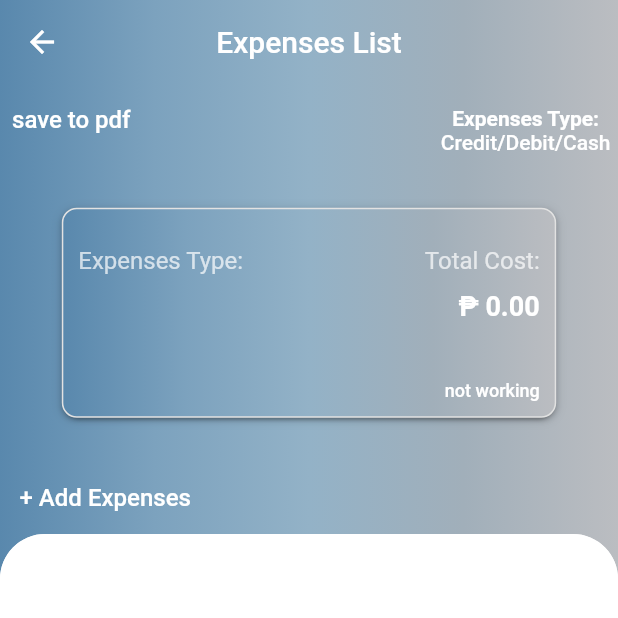
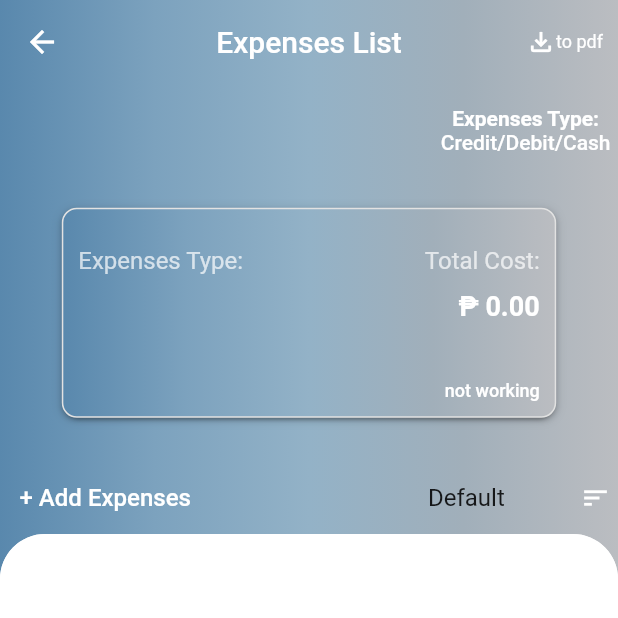
Before and after one commit to jrmjrd/budgetme, a Flutter app: the ExpensesPage screen opened directly with empty values, on a phone screen of 412 x 824 dp, the top half of it. Run offline on Flutter 3.47's test engine with Material 3 defaults, Android fonts, the phone set to English and light mode, and no system bars; our stand-ins replace flutter_slidable, isar, pdf; missing offline and left inert: document_file_save_plus; accounts and stored records are empty; generated files the repository leaves out were written again.

Commit message:
Slidable package delete button

```diff
--- /dev/null
+++ b/lib/view/component/sort_dropdown.dart
@@ -0,0 +1,32 @@
+import "package:flutter/material.dart";
+
+
+class SortBy extends StatefulWidget {
+  final List<DropdownMenuItem<String>> items;
+  final Function(dynamic) onChanged;
+  final dynamic value;
+
+  const SortBy({
+    super.key,
+    required this.items,
+    required this.onChanged,
+    required this.value
+  });
+
+  @override
+  State<SortBy> createState() => _SortByState();
+}
+
+class _SortByState extends State<SortBy> {
+  @override
+  Widget build(BuildContext context) {
+    return DropdownButton<String>(
+      icon: const Icon(Icons.sort, color: Colors.white, size: 20,),
+      underline: Container(height: 0,),
+      hint: const Text("sort by"),
+      items: widget.items,
+      onChanged: widget.onChanged,
+      value: widget.value,
+    );
+  }
+}
--- a/lib/view/expenses_page.dart
+++ b/lib/view/expenses_page.dart
@@ -5,8 +5,10 @@ import 'package:budgetme/database/expenses_db.dart';
 import 'package:budgetme/model/expenses.dart';
 import 'package:budgetme/model/expenses_type.dart';
 import 'package:budgetme/view/component/budget_card.dart';
+import 'package:budgetme/view/component/sort_dropdown.dart';
 import 'package:budgetme/view/component/expenses_display.dart';
 import 'package:flutter/material.dart';
+import 'package:flutter_slidable/flutter_slidable.dart';
 import 'package:intl/intl.dart';
 import 'package:provider/provider.dart';
 
@@ -22,12 +24,22 @@ class ExpensesPage extends StatefulWidget {
   State<ExpensesPage> createState() => _ExpensesPageState();
 }
 
+List<String> sorting = [
+    'Default',
+    'Amount (ASC)',
+    'Amount (DSC)',
+    'Date (ASC)',
+    'Date (DSC)',
+];
+
 class _ExpensesPageState extends State<ExpensesPage> {
   TextEditingController expensesNameController = TextEditingController();
   TextEditingController expensesAmountController = TextEditingController();
   TextEditingController budgetAmountController = TextEditingController();
   TextEditingController budgetDurationController = TextEditingController();
   TextEditingController dateController = TextEditingController();
+  String sortValue = sorting.first;
+
   //load total expenses data
   Future<double>? _totalExpenses;
 
@@ -77,7 +89,6 @@ class _ExpensesPageState extends State<ExpensesPage> {
     super.initState();
   }
 
-
   //refresh the data for updated
   void refreshExpensesData(){
     _totalExpenses = Provider.of<BudgetExpenseDB>(context, listen: false).totalSpecificExpenses(widget.expensesType.type);
@@ -97,6 +108,7 @@ class _ExpensesPageState extends State<ExpensesPage> {
     Provider.of<BudgetExpenseDB>(context, listen: false).updateExpType(id, updateExpensesType) ;
 
   }
+
 
   @override
   Widget build(BuildContext context) {
@@ -122,6 +134,12 @@ class _ExpensesPageState extends State<ExpensesPage> {
               backgroundColor: Colors.transparent,
               centerTitle: true,
               title: const Text("Expenses List"),
+              actions: [
+                saveToPdf(
+                  'Vacation',
+                  value.specExpenses
+                )
+              ],
             ),
             backgroundColor: Colors.transparent,
             body: Column(
@@ -132,15 +150,11 @@ class _ExpensesPageState extends State<ExpensesPage> {
                     width: MediaQuery.of(context).size.width,
                     child: Stack(
                       children: [
-                        Positioned(
-                          left: 0,
-                          child:
-                          saveToPdf(
-                            'Vacation',
-                            value.specExpenses
-                          )
-                          // delete(widget.expensesType.type)
-                        ),
+                        // Positioned(
+                        //   left: 0,
+                        //   child: delete(widget.expensesType.type)
+                        // ),
+
                         const Positioned(
                           right: 5,
                           child: Column(
@@ -200,6 +214,24 @@ class _ExpensesPageState extends State<ExpensesPage> {
                           ),
                         ),
 
+                        Positioned(
+                          right: 5,
+                          bottom: 0,
+                          child: SortBy(
+                            value: sortValue,
+                            items: sorting.map<DropdownMenuItem<String>>((String value) {
+                              return DropdownMenuItem<String>(
+                                value: value,
+                                child: Text(value),
+                              );
+                            }).toList(),
+                            onChanged: (value){
+                              setState(() {
+                                sortValue = value;
+                              });
+                            },
+                          )
+                        )
                       ],
                     )
                   )
@@ -212,14 +244,47 @@ class _ExpensesPageState extends State<ExpensesPage> {
                     itemCount: value.specExpenses.length,
                     itemBuilder: (context, index) {
                       //Get expenses
-                      var toSort = value.specExpenses..sort((a, b) => a.amount.compareTo(b.amount));
+                      var toSort = switch (sortValue){
+                        'Amount (ASC)' =>
+                        value.specExpenses..sort((a, b) => a.amount.compareTo(b.amount)),
+                        'Amount (DSC)' =>
+                        value.specExpenses..sort((a, b) => b.amount.compareTo(a.amount)),
+                        'Date (ASC)' =>
+                        value.specExpenses..sort((a, b) => a.date.compareTo(b.date)),
+                        'Date (DSC)' =>
+                        value.specExpenses..sort((a, b) => b.date.compareTo(a.date)),
+
+                        String() => value.specExpenses..sort((a, b) => b.amount.compareTo(a.amount)),
+                      };
+
                       Expenses expenses = toSort[index];
 
-                      return ListTile(
+                      return Slidable(
+                        endActionPane: ActionPane(
+                          extentRatio: .2,
+                          motion: const BehindMotion(),
+                          children: [
+                            SlidableAction(
+                              borderRadius: BorderRadius.circular(2),
+                              flex: 1,
+                              onPressed: (e)async{
+                                await context.read<BudgetExpenseDB>().delete(expenses.id,expenses.type!);
+                                refreshExpensesData();
+
+                              },
+                              backgroundColor: Colors.red.shade300,
+                              foregroundColor: Colors.white,
+                              icon: Icons.delete,
+                              label: "Delete",
+                            )
+                          ]
+                        ),
+                        child: ListTile(
                           title: Text(expenses.name),
                           subtitle: Text("Date: ${dateFormat(expenses.date)}"),
                           trailing: Text(formatCurrency(expenses.amount)),
 
+                        ),
                       );
                     }
                   ),
@@ -278,35 +343,38 @@ class _ExpensesPageState extends State<ExpensesPage> {
     );
   }
 
-  delete(String type){
-    return TextButton(
+  delete(int id, String type){
+    return MaterialButton(
       onPressed: () async{
-        await context.read<BudgetExpenseDB>().delete(type);
+        await context.read<BudgetExpenseDB>().delete(id,type);
         refreshExpensesData();
       },
-      child: const Text(
-        "Delete Expenses",
-        style: TextStyle(
-          color: Colors.white,
-          fontSize: 16
-        ),
-      )
     );
   }
 
   saveToPdf(String tableName, List<Expenses> expensesList){
-    return TextButton(
-      onPressed: (){
+    return Padding(
+      padding: const EdgeInsets.only(right: 10),
+      child: GestureDetector(
+        onTap: (){
           ToPdf(tableName: tableName, expenseList: expensesList).saveToPdf();
-        print(expensesList.map((e) => e.id));
         },
-      child: const Text(
-        "save to pdf",
+        child: const Row(
+          children: [
+            Icon(
+              Icons.file_download_outlined,
+              size: 20,
+            ),
+            Text(
+              "to pdf",
               style: TextStyle(
                 color: Colors.white,
-          fontSize: 16
+                fontSize: 12
               ),
+            ),
+          ],
         )
+      ),
     );
   }
 }
--- a/pubspec.yaml
+++ b/pubspec.yaml
@@ -42,6 +42,7 @@ dependencies:
   intl: ^0.19.0
   pdf: ^3.10.8
   document_file_save_plus: ^2.0.0
+  flutter_slidable: ^3.1.0
 
 dev_dependencies:
   flutter_test:
```
Also changed, not shown: lib/controller/to_pdf.dart (+17 -5 lines), lib/database/expenses_db.dart (+6 -1 lines), pubspec.lock. Lines whose indentation alone changed are shown as unchanged.
